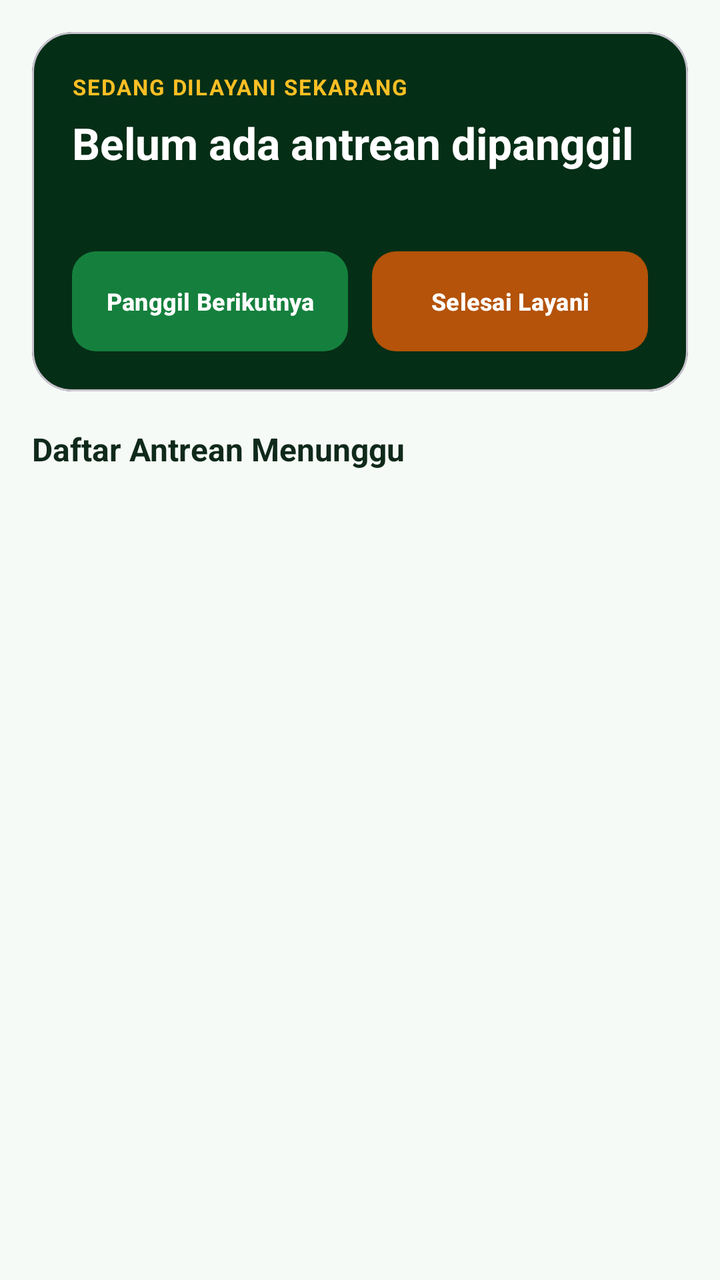
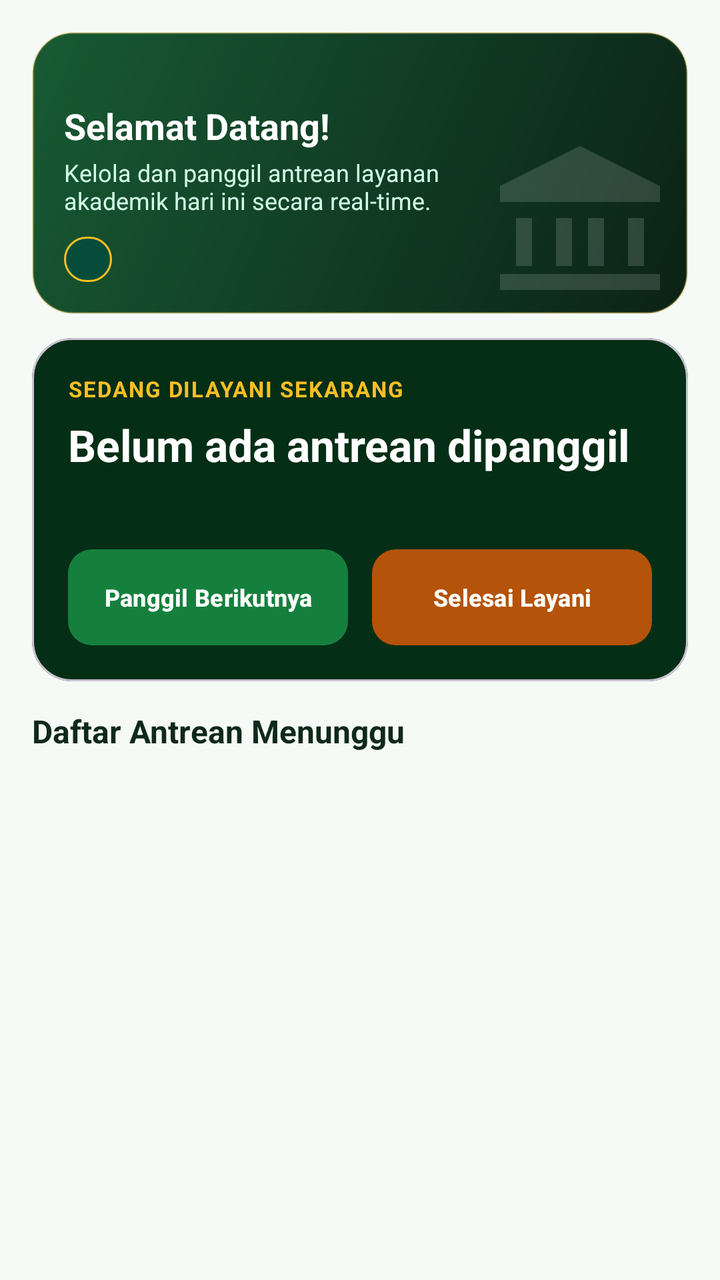

An Android layout rendered at two revisions. The XML below is the earlier revision; the diff shows what the commit changed to produce the second picture.
<!-- AndroidManifest.xml: application theme Theme.QueueLess -->
<!-- res/layout/fragment_admin_queue.xml -->
<?xml version="1.0" encoding="utf-8"?>
<LinearLayout xmlns:android="http://schemas.android.com/apk/res/android"
    xmlns:app="http://schemas.android.com/apk/res-auto"
    android:layout_width="match_parent"
    android:layout_height="match_parent"
    android:background="@color/background_light"
    android:orientation="vertical"
    android:padding="16dp">

    <com.google.android.material.card.MaterialCardView
        android:layout_width="match_parent"
        android:layout_height="wrap_content"
        app:cardBackgroundColor="@color/primary_blue_dark"
        app:cardCornerRadius="20dp"
        app:cardElevation="0dp">

        <LinearLayout
            android:layout_width="match_parent"
            android:layout_height="wrap_content"
            android:orientation="vertical"
            android:padding="20dp">

            <TextView
                android:layout_width="wrap_content"
                android:layout_height="wrap_content"
                android:letterSpacing="0.06"
                android:text="@string/label_currently_serving"
                android:textAllCaps="true"
                android:textColor="@color/unimal_gold"
                android:textSize="11sp"
                android:textStyle="bold" />

            <TextView
                android:id="@+id/tvServingNumber"
                android:layout_width="wrap_content"
                android:layout_height="wrap_content"
                android:layout_marginTop="6dp"
                android:text="@string/label_no_serving"
                android:textColor="@color/text_white"
                android:textSize="22sp"
                android:textStyle="bold" />

            <TextView
                android:id="@+id/tvServingDetail"
                android:layout_width="match_parent"
                android:layout_height="wrap_content"
                android:layout_marginTop="4dp"
                android:textColor="#D1FAE5"
                android:textSize="13sp" />

            <LinearLayout
                android:layout_width="match_parent"
                android:layout_height="wrap_content"
                android:layout_marginTop="18dp"
                android:orientation="horizontal">

                <com.google.android.material.button.MaterialButton
                    android:id="@+id/btnCallNext"
                    android:layout_width="0dp"
                    android:layout_height="50dp"
                    android:layout_marginEnd="6dp"
                    android:layout_weight="1"
                    android:ellipsize="end"
                    android:insetTop="0dp"
                    android:insetBottom="0dp"
                    android:maxLines="1"
                    android:paddingHorizontal="10dp"
                    android:text="@string/btn_call_next"
                    android:textColor="@color/text_white"
                    android:textSize="12sp"
                    android:textStyle="bold"
                    app:backgroundTint="@color/primary_blue"
                    app:cornerRadius="12dp" />

                <com.google.android.material.button.MaterialButton
                    android:id="@+id/btnFinishQueue"
                    android:layout_width="0dp"
                    android:layout_height="50dp"
                    android:layout_marginStart="6dp"
                    android:layout_weight="1"
                    android:ellipsize="end"
                    android:insetTop="0dp"
                    android:insetBottom="0dp"
                    android:maxLines="1"
                    android:paddingHorizontal="10dp"
                    android:text="@string/btn_finish_queue"
                    android:textColor="@color/text_white"
                    android:textSize="12sp"
                    android:textStyle="bold"
                    app:backgroundTint="@color/secondary_teal"
                    app:cornerRadius="12dp" />
            </LinearLayout>
        </LinearLayout>
    </com.google.android.material.card.MaterialCardView>

    <TextView
        android:layout_width="match_parent"
        android:layout_height="wrap_content"
        android:layout_marginTop="18dp"
        android:layout_marginBottom="10dp"
        android:text="@string/label_waiting_list"
        android:textColor="@color/text_primary"
        android:textSize="16sp"
        android:textStyle="bold" />

    <ProgressBar
        android:id="@+id/progressBarQueue"
        android:layout_width="wrap_content"
        android:layout_height="wrap_content"
        android:layout_gravity="center_horizontal"
        android:layout_marginTop="24dp"
        android:visibility="gone" />

    <LinearLayout
        android:id="@+id/layoutEmptyQueue"
        android:layout_width="match_parent"
        android:layout_height="0dp"
        android:layout_weight="1"
        android:gravity="center"
        android:orientation="vertical"
        android:visibility="gone">

        <ImageView
            android:layout_width="64dp"
            android:layout_height="64dp"
            android:contentDescription="@string/cd_empty_icon"
            android:src="@drawable/ic_empty_box" />

        <TextView
            android:layout_width="wrap_content"
            android:layout_height="wrap_content"
            android:layout_marginTop="8dp"
            android:text="@string/empty_queue"
            android:textColor="@color/text_secondary"
            android:textSize="14sp" />
    </LinearLayout>

    <androidx.recyclerview.widget.RecyclerView
        android:id="@+id/rvWaitingQueues"
        android:layout_width="match_parent"
        android:layout_height="0dp"
        android:layout_weight="1" />
</LinearLayout>
<!-- resources referenced by this layout -->
<resources>
  <color name="background_light">#F6FAF7</color>
  <color name="primary_blue">#15803D</color>
  <color name="primary_blue_dark">#052E16</color>
  <color name="secondary_teal">#B45309</color>
  <color name="text_primary">#0F291A</color>
  <color name="text_secondary">#4B6356</color>
  <color name="text_white">#FFFFFF</color>
  <color name="unimal_gold">#FBBF24</color>
  <!-- drawable ic_empty_box (drawable) -->
  <?xml version="1.0" encoding="utf-8"?>
  <vector xmlns:android="http://schemas.android.com/apk/res/android"
      android:width="64dp"
      android:height="64dp"
      android:viewportWidth="24"
      android:viewportHeight="24">
      <path
          android:fillColor="#CBD5E1"
          android:pathData="M19,3H5C3.9,3 3,3.9 3,5v14c0,1.1 0.9,2 2,2h14c1.1,0 2,-0.9 2,-2V5C21,3.9 20.1,3 19,3zM19,19H5v-3h3.56c0.69,1.19 1.97,2 3.45,2s2.75,-0.81 3.45,-2H19V19zM19,14h-4.99c0,1.1 -0.9,2 -2,2s-2,-0.9 -2,-2H5V5h14V14z" />
  </vector>
  <string name="btn_call_next">Panggil Berikutnya</string>
  <string name="btn_finish_queue">Selesai Layani</string>
  <string name="cd_empty_icon">Ilustrasi Data Kosong</string>
  <string name="label_no_serving">Belum ada antrean dipanggil</string>
  <string name="label_waiting_list">Daftar Antrean Menunggu</string>
  <!-- unchanged entries left out for length: 4 -->
</resources>

<!-- the commit's change to res/layout/fragment_admin_queue.xml (unified diff, before → after) -->
@@ -7,18 +7,81 @@
     android:orientation="vertical"
     android:padding="16dp">
 
-    <com.google.android.material.card.MaterialCardView
-        android:layout_width="match_parent"
-        android:layout_height="wrap_content"
-        app:cardBackgroundColor="@color/primary_blue_dark"
-        app:cardCornerRadius="20dp"
-        app:cardElevation="0dp">
+    
+    <FrameLayout
+        android:layout_width="match_parent"
+        android:layout_height="wrap_content"
+        android:layout_marginBottom="12dp"
+        android:background="@drawable/bg_hero_banner">
+
+        <ImageView
+            android:layout_width="96dp"
+            android:layout_height="96dp"
+            android:layout_gravity="bottom|end"
+            android:layout_marginEnd="6dp"
+            android:contentDescription="@string/cd_campus_illustration"
+            android:src="@drawable/ic_campus_building" />
 
         <LinearLayout
             android:layout_width="match_parent"
             android:layout_height="wrap_content"
             android:orientation="vertical"
-            android:padding="20dp">
+            android:padding="16dp">
+
+            <TextView
+                android:id="@+id/tvAdminBannerDate"
+                android:layout_width="wrap_content"
+                android:layout_height="wrap_content"
+                android:textColor="@color/unimal_gold"
+                android:textSize="11sp"
+                android:textStyle="bold" />
+
+            <TextView
+                android:id="@+id/tvAdminGreeting"
+                android:layout_width="wrap_content"
+                android:layout_height="wrap_content"
+                android:layout_marginTop="4dp"
+                android:text="@string/greeting_hello_default"
+                android:textColor="@color/text_white"
+                android:textSize="18sp"
+                android:textStyle="bold" />
+
+            <TextView
+                android:layout_width="match_parent"
+                android:layout_height="wrap_content"
+                android:layout_marginTop="3dp"
+                android:layout_marginEnd="60dp"
+                android:text="@string/banner_admin_subtitle"
+                android:textColor="#D1FAE5"
+                android:textSize="12sp" />
+
+            <TextView
+                android:id="@+id/tvAdminWaitingCountBadge"
+                android:layout_width="wrap_content"
+                android:layout_height="wrap_content"
+                android:layout_marginTop="10dp"
+                android:background="@drawable/bg_pill_badge"
+                android:paddingHorizontal="12dp"
+                android:paddingVertical="4dp"
+                android:textColor="@color/unimal_gold"
+                android:textSize="11sp"
+                android:textStyle="bold" />
+        </LinearLayout>
+    </FrameLayout>
+
+    
+    <com.google.android.material.card.MaterialCardView
+        android:layout_width="match_parent"
+        android:layout_height="wrap_content"
+        app:cardBackgroundColor="@color/primary_blue_dark"
+        app:cardCornerRadius="20dp"
+        app:cardElevation="0dp">
+
+        <LinearLayout
+            android:layout_width="match_parent"
+            android:layout_height="wrap_content"
+            android:orientation="vertical"
+            android:padding="18dp">
 
             <TextView
                 android:layout_width="wrap_content"
@@ -51,13 +114,13 @@
             <LinearLayout
                 android:layout_width="match_parent"
                 android:layout_height="wrap_content"
-                android:layout_marginTop="18dp"
+                android:layout_marginTop="16dp"
                 android:orientation="horizontal">
 
                 <com.google.android.material.button.MaterialButton
                     android:id="@+id/btnCallNext"
                     android:layout_width="0dp"
-                    android:layout_height="50dp"
+                    android:layout_height="48dp"
                     android:layout_marginEnd="6dp"
                     android:layout_weight="1"
                     android:ellipsize="end"
@@ -75,7 +138,7 @@
                 <com.google.android.material.button.MaterialButton
                     android:id="@+id/btnFinishQueue"
                     android:layout_width="0dp"
-                    android:layout_height="50dp"
+                    android:layout_height="48dp"
                     android:layout_marginStart="6dp"
                     android:layout_weight="1"
                     android:ellipsize="end"
@@ -96,8 +159,8 @@
     <TextView
         android:layout_width="match_parent"
         android:layout_height="wrap_content"
-        android:layout_marginTop="18dp"
-        android:layout_marginBottom="10dp"
+        android:layout_marginTop="14dp"
+        android:layout_marginBottom="8dp"
         android:text="@string/label_waiting_list"
         android:textColor="@color/text_primary"
         android:textSize="16sp"
@@ -121,15 +184,15 @@
         android:visibility="gone">
 
         <ImageView
-            android:layout_width="64dp"
-            android:layout_height="64dp"
+            android:layout_width="116dp"
+            android:layout_height="116dp"
             android:contentDescription="@string/cd_empty_icon"
             android:src="@drawable/ic_empty_box" />
 
         <TextView
             android:layout_width="wrap_content"
             android:layout_height="wrap_content"
-            android:layout_marginTop="8dp"
+            android:layout_marginTop="10dp"
             android:text="@string/empty_queue"
             android:textColor="@color/text_secondary"
             android:textSize="14sp" />
<!-- resource entries referenced after the edit -->
@@ -8,20 +8,108 @@
   <color name="text_secondary">#4B6356</color>
   <color name="text_white">#FFFFFF</color>
   <color name="unimal_gold">#FBBF24</color>
+  <!-- drawable bg_hero_banner (drawable) -->
+  <?xml version="1.0" encoding="utf-8"?>
+  <shape xmlns:android="http://schemas.android.com/apk/res/android"
+      android:shape="rectangle">
+      <gradient
+          android:angle="135"
+          android:endColor="#185A34"
+          android:startColor="#0B2215"
+          android:type="linear" />
+      <corners android:radius="20dp" />
+      <stroke
+          android:width="1dp"
+          android:color="#4DD4AF37" />
+  </shape>
+  <!-- drawable bg_pill_badge (drawable) -->
+  <?xml version="1.0" encoding="utf-8"?>
+  <shape xmlns:android="http://schemas.android.com/apk/res/android"
+      android:shape="rectangle">
+      <solid android:color="#064E3B" />
+      <stroke
+          android:width="1dp"
+          android:color="#FBBF24" />
+      <corners android:radius="100dp" />
+  </shape>
+  <!-- drawable ic_campus_building (drawable) -->
+  <vector xmlns:android="http://schemas.android.com/apk/res/android"
+      android:width="96dp"
+      android:height="96dp"
+      android:viewportWidth="24"
+      android:viewportHeight="24">
+      <path
+          android:fillColor="#26FFFFFF"
+          android:pathData="M12,3L2,8V10H22V8L12,3ZM4,12V18H6V12H4ZM9,12V18H11V12H9ZM13,12V18H15V12H13ZM18,12V18H20V12H18ZM2,19V21H22V19H2Z" />
+  </vector>
   <!-- drawable ic_empty_box (drawable) -->
   <?xml version="1.0" encoding="utf-8"?>
   <vector xmlns:android="http://schemas.android.com/apk/res/android"
-      android:width="64dp"
-      android:height="64dp"
-      android:viewportWidth="24"
-      android:viewportHeight="24">
+      android:width="132dp"
+      android:height="132dp"
+      android:viewportWidth="132"
+      android:viewportHeight="132">
+  
+      
+      <path
+          android:fillColor="#E6F4EA"
+          android:pathData="M66,12A54,54 0 1,1 66,120A54,54 0 1,1 66,12Z" />
+  
+      
+      <path
+          android:fillColor="#D1EAD9"
+          android:pathData="M66,24A42,42 0 1,1 66,108A42,42 0 1,1 66,24Z" />
+  
+      
+      <path
+          android:fillColor="#FFFFFF"
+          android:pathData="M42,36H90A6,6 0 0,1 96,42V90A6,6 0 0,1 90,96H42A6,6 0 0,1 36,90V42A6,6 0 0,1 42,36Z" />
+  
+      
+      <path
+          android:fillColor="#0F291A"
+          android:pathData="M42,36H90A6,6 0 0,1 96,42V52H36V42A6,6 0 0,1 42,36Z" />
+  
+      
+      <path
+          android:fillColor="#D4AF37"
+          android:pathData="M46,43H70V45.5H46Z" />
+  
+      
+      <path
+          android:fillColor="#15803D"
+          android:pathData="M46,61H54V69H46Z" />
       <path
           android:fillColor="#CBD5E1"
-          android:pathData="M19,3H5C3.9,3 3,3.9 3,5v14c0,1.1 0.9,2 2,2h14c1.1,0 2,-0.9 2,-2V5C21,3.9 20.1,3 19,3zM19,19H5v-3h3.56c0.69,1.19 1.97,2 3.45,2s2.75,-0.81 3.45,-2H19V19zM19,14h-4.99c0,1.1 -0.9,2 -2,2s-2,-0.9 -2,-2H5V5h14V14z" />
+          android:pathData="M59,62H86V65H59Z" />
+      <path
+          android:fillColor="#E2E8F0"
+          android:pathData="M59,67H76V69H59Z" />
+  
+      <path
+          android:fillColor="#86EFAC"
+          android:pathData="M46,76H54V84H46Z" />
+      <path
+          android:fillColor="#CBD5E1"
+          android:pathData="M59,77H84V80H59Z" />
+      <path
+          android:fillColor="#E2E8F0"
+          android:pathData="M59,82H72V84H59Z" />
+  
+      
+      <path
+          android:fillColor="#D4AF37"
+          android:pathData="M94,82A12,12 0 1,1 94,106A12,12 0 1,1 94,82Z" />
+      <path
+          android:fillColor="#FFFFFF"
+          android:pathData="M94,88L95.8,92.2L100.3,92.6L96.9,95.6L97.9,100L94,97.7L90.1,100L91.1,95.6L87.7,92.6L92.2,92.2Z" />
   </vector>
+  <string name="banner_admin_subtitle">Kelola dan panggil antrean layanan akademik hari ini secara real-time.</string>
   <string name="btn_call_next">Panggil Berikutnya</string>
   <string name="btn_finish_queue">Selesai Layani</string>
+  <string name="cd_campus_illustration">Ilustrasi Gedung Kampus</string>
   <string name="cd_empty_icon">Ilustrasi Data Kosong</string>
+  <string name="greeting_hello_default">Selamat Datang!</string>
   <string name="label_no_serving">Belum ada antrean dipanggil</string>
   <string name="label_waiting_list">Daftar Antrean Menunggu</string>
   <!-- unchanged entries left out for length: 4 -->
